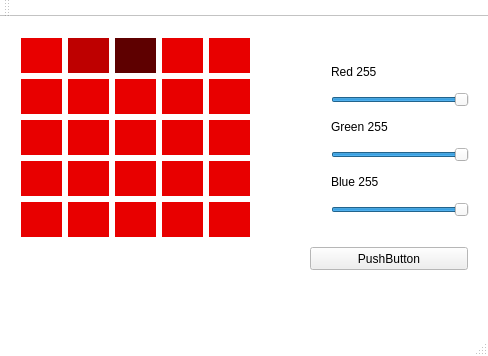
First picture: the form in mainwindow.ui, repository Freitag-fri/Genetic, before the edit.
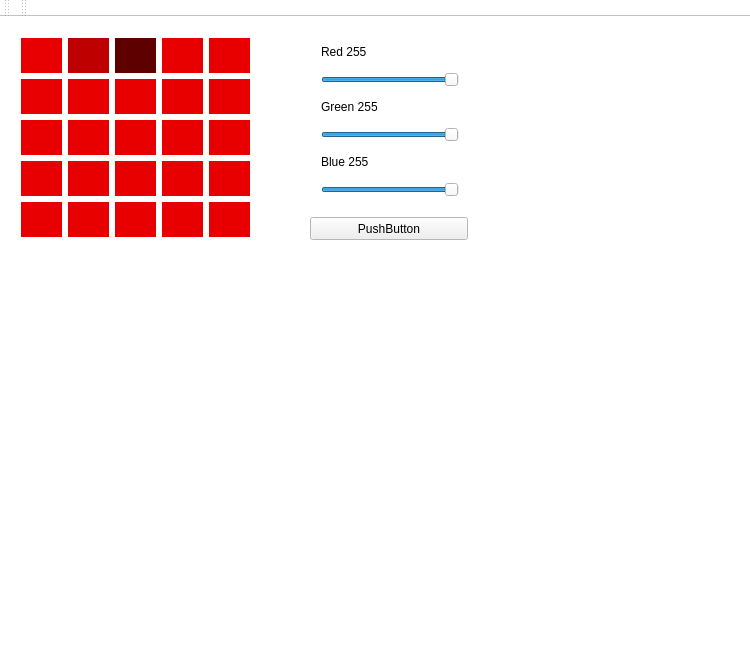
Second picture: the form after the edit. Custom widgets are drawn as their Qt base class.

The edit to the form file:
```diff
--- a/mainwindow.ui
+++ b/mainwindow.ui
@@ -6,8 +6,8 @@
    <rect>
     <x>0</x>
     <y>0</y>
-    <width>488</width>
-    <height>356</height>
+    <width>750</width>
+    <height>648</height>
    </rect>
   </property>
   <property name="palette">
@@ -84,8 +84,8 @@
    <widget class="QWidget" name="verticalLayoutWidget">
     <property name="geometry">
      <rect>
-      <x>320</x>
-      <y>30</y>
+      <x>310</x>
+      <y>10</y>
       <width>160</width>
       <height>181</height>
      </rect>
@@ -157,7 +157,7 @@
     <property name="geometry">
      <rect>
       <x>310</x>
-      <y>230</y>
+      <y>200</y>
       <width>158</width>
       <height>23</height>
      </rect>
@@ -2028,6 +2028,16 @@
      </item>
     </layout>
    </widget>
+   <widget class="QChartView" name="widget" native="true">
+    <property name="geometry">
+     <rect>
+      <x>0</x>
+      <y>240</y>
+      <width>741</width>
+      <height>361</height>
+     </rect>
+    </property>
+   </widget>
   </widget>
   <widget class="QMenuBar" name="menuBar">
    <property name="geometry">
@@ -2047,9 +2057,27 @@
     <bool>false</bool>
    </attribute>
   </widget>
-  <widget class="QStatusBar" name="statusBar"/>
+  <widget class="QToolBar" name="toolBar">
+   <property name="windowTitle">
+    <string>toolBar</string>
+   </property>
+   <attribute name="toolBarArea">
+    <enum>TopToolBarArea</enum>
+   </attribute>
+   <attribute name="toolBarBreak">
+    <bool>false</bool>
+   </attribute>
+  </widget>
  </widget>
  <layoutdefault spacing="6" margin="11"/>
+ <customwidgets>
+  <customwidget>
+   <class>QChartView</class>
+   <extends>QWidget</extends>
+   <header>qchartview.h</header>
+   <container>1</container>
+  </customwidget>
+ </customwidgets>
  <resources/>
  <connections/>
 </ui>
```
Left out of the diff: 2 changed lines with no effect on the pictures.
